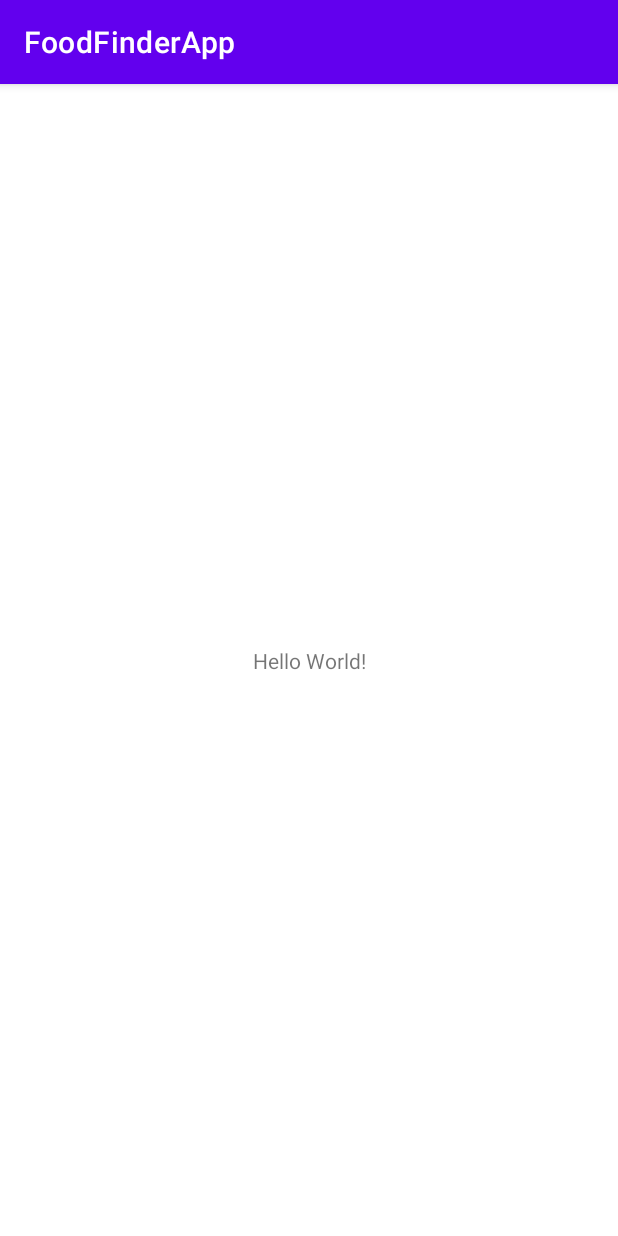
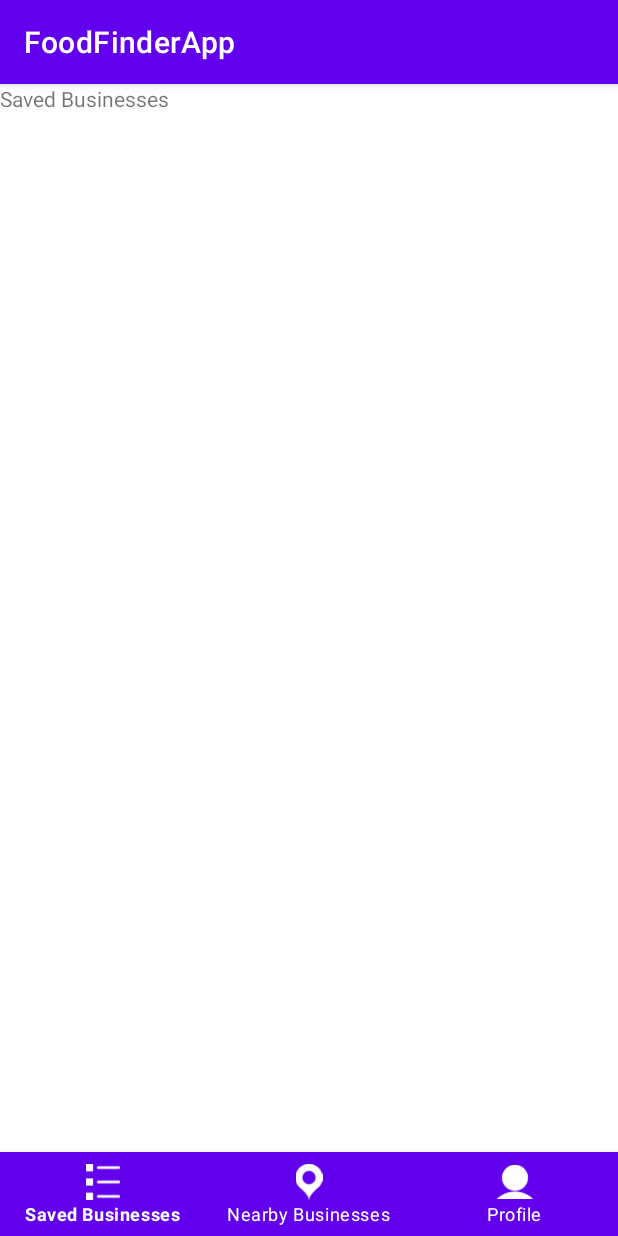
Before and after one commit to andrewthebare/FoodFinderApp, an Android app: the screen it shows after launch (MainActivity), on a phone screen of 412 x 824 dp. Run offline under Robolectric (Android 15) with nearby library versions, the phone set to English and light mode, and no system bars.

Commit message:
Got navigation working

```diff
--- a/app/build.gradle
+++ b/app/build.gradle
@@ -33,7 +33,10 @@
     implementation 'androidx.appcompat:appcompat:1.2.0'
     implementation 'com.google.android.material:material:1.3.0'
     implementation 'androidx.constraintlayout:constraintlayout:2.0.4'
+    implementation 'androidx.legacy:legacy-support-v4:1.0.0'
     testImplementation 'junit:junit:4.+'
     androidTestImplementation 'androidx.test.ext:junit:1.1.2'
     androidTestImplementation 'androidx.test.espresso:espresso-core:3.3.0'
+    implementation 'com.google.android.material:material:1.1.0-alpha10'
+
 }
--- a/app/src/main/java/com/example/foodfinderapp/MainActivity.java
+++ b/app/src/main/java/com/example/foodfinderapp/MainActivity.java
@@ -1,16 +1,52 @@
 package com.example.foodfinderapp;
 
+import androidx.annotation.NonNull;
 import androidx.appcompat.app.AppCompatActivity;
-
+import androidx.fragment.app.Fragment;
+import androidx.fragment.app.FragmentTransaction;
 import android.os.Bundle;
+import android.view.MenuItem;
+import com.google.android.material.bottomnavigation.BottomNavigationView;
 
 public class MainActivity extends AppCompatActivity {
+
+    BottomNavigationView bottomNavigation;
 
     @Override
     protected void onCreate(Bundle savedInstanceState) {
         super.onCreate(savedInstanceState);
         setContentView(R.layout.activity_main);
 
-        // Hello Andrew!
+        bottomNavigation = findViewById(R.id.bottom_navigation);
+        bottomNavigation.setOnNavigationItemSelectedListener(navigationItemSelectedListener);
+        openFragment(SavedBusinessesFragment.newInstance("", ""));
+
     }
+
+    public void openFragment(Fragment fragment) {
+        FragmentTransaction transaction = getSupportFragmentManager().beginTransaction();
+        transaction.replace(R.id.container, fragment);
+        transaction.addToBackStack(null);
+        transaction.commit();
+    }
+
+    BottomNavigationView.OnNavigationItemSelectedListener navigationItemSelectedListener =
+            new BottomNavigationView.OnNavigationItemSelectedListener() {
+                @Override
+                public boolean onNavigationItemSelected(@NonNull MenuItem item) {
+                    switch (item.getItemId()) {
+                        case R.id.navigation_saved_businesses:
+                            openFragment(SavedBusinessesFragment.newInstance("", ""));
+                            return true;
+                        case R.id.navigation_nearby_businesses:
+                            openFragment(NearbyBusinessesFragment.newInstance("", ""));
+                            return true;
+                        case R.id.navigation_profile:
+                            openFragment(ProfileFragment.newInstance("", ""));
+                            return true;
+                    }
+                    return false;
+                }
+            };
+
 }
--- /dev/null
+++ b/app/src/main/java/com/example/foodfinderapp/SavedBusinessesFragment.java
@@ -0,0 +1,64 @@
+package com.example.foodfinderapp;
+
+import android.os.Bundle;
+
+import androidx.fragment.app.Fragment;
+
+import android.view.LayoutInflater;
+import android.view.View;
+import android.view.ViewGroup;
+
+/**
+ * A simple {@link Fragment} subclass.
+ * Use the {@link SavedBusinessesFragment#newInstance} factory method to
+ * create an instance of this fragment.
+ */
+public class SavedBusinessesFragment extends Fragment {
+
+    // TODO: Rename parameter arguments, choose names that match
+    // the fragment initialization parameters, e.g. ARG_ITEM_NUMBER
+    private static final String ARG_PARAM1 = "param1";
+    private static final String ARG_PARAM2 = "param2";
+
+    // TODO: Rename and change types of parameters
+    private String mParam1;
+    private String mParam2;
+
+    public SavedBusinessesFragment() {
+        // Required empty public constructor
+    }
+
+    /**
+     * Use this factory method to create a new instance of
+     * this fragment using the provided parameters.
+     *
+     * @param param1 Parameter 1.
+     * @param param2 Parameter 2.
+     * @return A new instance of fragment SavedBusinessesFragment.
+     */
+    // TODO: Rename and change types and number of parameters
+    public static SavedBusinessesFragment newInstance(String param1, String param2) {
+        SavedBusinessesFragment fragment = new SavedBusinessesFragment();
+        Bundle args = new Bundle();
+        args.putString(ARG_PARAM1, param1);
+        args.putString(ARG_PARAM2, param2);
+        fragment.setArguments(args);
+        return fragment;
+    }
+
+    @Override
+    public void onCreate(Bundle savedInstanceState) {
+        super.onCreate(savedInstanceState);
+        if (getArguments() != null) {
+            mParam1 = getArguments().getString(ARG_PARAM1);
+            mParam2 = getArguments().getString(ARG_PARAM2);
+        }
+    }
+
+    @Override
+    public View onCreateView(LayoutInflater inflater, ViewGroup container,
+                             Bundle savedInstanceState) {
+        // Inflate the layout for this fragment
+        return inflater.inflate(R.layout.fragment_saved_businesses, container, false);
+    }
+}
--- a/app/src/main/res/layout/activity_main.xml
+++ b/app/src/main/res/layout/activity_main.xml
@@ -6,13 +6,23 @@
     android:layout_height="match_parent"
     tools:context=".MainActivity">
 
-    <TextView
-        android:layout_width="wrap_content"
-        android:layout_height="wrap_content"
-        android:text="Hello World!"
-        app:layout_constraintBottom_toBottomOf="parent"
-        app:layout_constraintLeft_toLeftOf="parent"
-        app:layout_constraintRight_toRightOf="parent"
-        app:layout_constraintTop_toTopOf="parent" />
+    <FrameLayout
+        android:layout_width="match_parent"
+        android:layout_height="match_parent"
+        android:id="@+id/container"
+        >
+
+        <com.google.android.material.bottomnavigation.BottomNavigationView
+            android:id="@+id/bottom_navigation"
+            android:layout_width="match_parent"
+            android:layout_height="wrap_content"
+            android:layout_gravity="bottom"
+            android:background="@color/purple_500"
+            app:itemIconTint="@color/white"
+            app:itemTextColor="@color/white"
+            app:menu="@menu/bottom_navigation_menu"
+            />
+
+    </FrameLayout>
 
 </androidx.constraintlayout.widget.ConstraintLayout>
--- /dev/null
+++ b/app/src/main/res/layout/fragment_saved_businesses.xml
@@ -0,0 +1,14 @@
+<?xml version="1.0" encoding="utf-8"?>
+<FrameLayout xmlns:android="http://schemas.android.com/apk/res/android"
+    xmlns:tools="http://schemas.android.com/tools"
+    android:layout_width="match_parent"
+    android:layout_height="match_parent"
+    tools:context=".SavedBusinessesFragment">
+
+    <!-- TODO: Update blank fragment layout -->
+    <TextView
+        android:layout_width="match_parent"
+        android:layout_height="match_parent"
+        android:text="Saved Businesses" />
+
+</FrameLayout>
--- /dev/null
+++ b/app/src/main/res/menu/bottom_navigation_menu.xml
@@ -0,0 +1,17 @@
+<?xml version="1.0" encoding="utf-8"?>
+<menu xmlns:android="http://schemas.android.com/apk/res/android">
+
+    <item
+        android:id="@+id/navigation_saved_businesses"
+        android:icon="@drawable/saved_businesses_icon"
+        android:title="Saved Businesses" />
+    <item
+        android:id="@+id/navigation_nearby_businesses"
+        android:icon="@drawable/nearby_businesses_icon"
+        android:title="Nearby Businesses" />
+    <item
+        android:id="@+id/navigation_profile"
+        android:icon="@drawable/profile_icon"
+        android:title="Profile" />
+
+</menu>
--- a/app/src/main/res/values/strings.xml
+++ b/app/src/main/res/values/strings.xml
@@ -1,3 +1,4 @@
 <resources>
     <string name="app_name">FoodFinderApp</string>
+    <!-- TODO: Remove or change this placeholder text -->
 </resources>
```
Also changed, not shown: app/src/main/java/com/example/foodfinderapp/NearbyBusinessesFragment.java (added, +64 -0 lines), app/src/main/java/com/example/foodfinderapp/ProfileFragment.java (added, +64 -0 lines), app/src/main/res/layout/fragment_nearby_businesses.xml (added, +14 -0 lines), app/src/main/res/layout/fragment_profile.xml (added, +14 -0 lines), app/src/main/res/drawable/nearby_businesses_icon.png (added), app/src/main/res/drawable/profile_icon.png (added), app/src/main/res/drawable/saved_businesses_icon.png (added).
